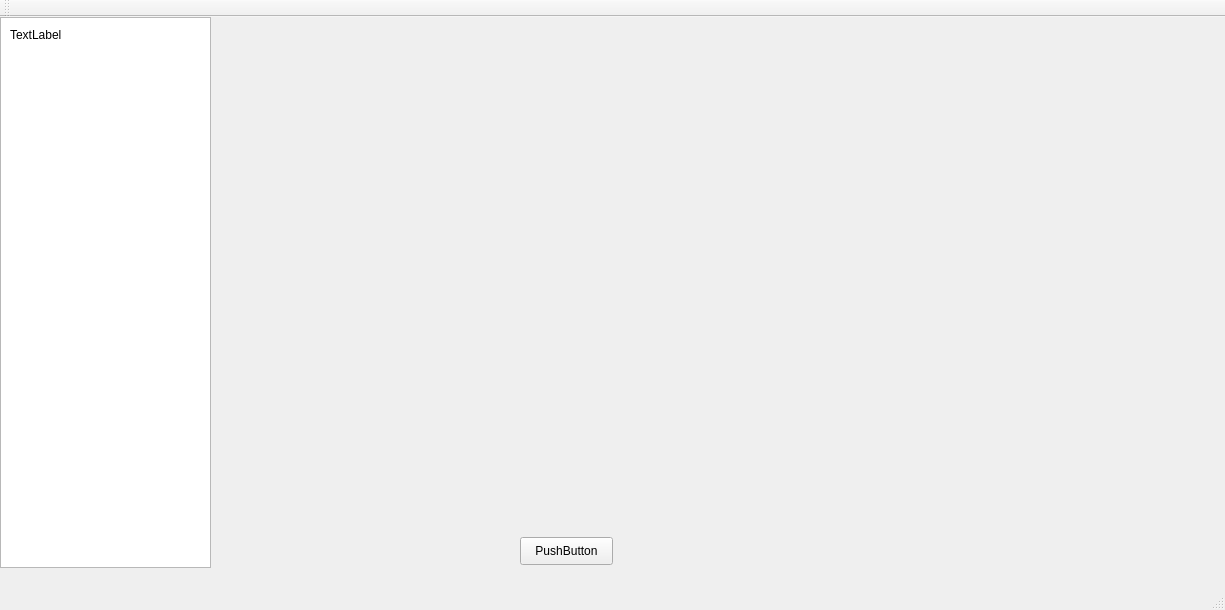
First picture: the form in mainwindow.ui, repository andwang130/web_ui_auto, before the edit.
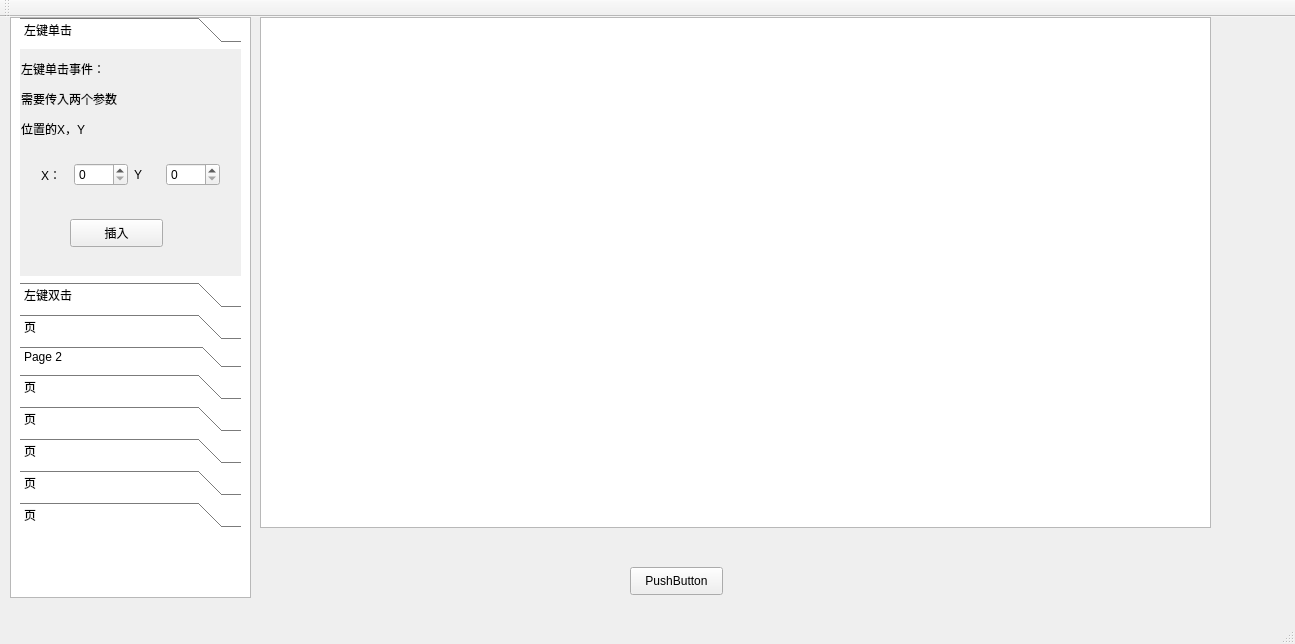
Second picture: the form after the edit. The open tabs and pages were chosen to show the change.

Commit message: 界面增加了，点击按钮，在文本输入框的焦点除插入代码

Patch:
```diff
--- a/mainwindow.ui
+++ b/mainwindow.ui
@@ -6,8 +6,8 @@
    <rect>
     <x>0</x>
     <y>0</y>
-    <width>1225</width>
-    <height>610</height>
+    <width>1295</width>
+    <height>644</height>
    </rect>
   </property>
   <property name="windowTitle">
@@ -17,8 +17,8 @@
    <widget class="QPushButton" name="pushButton">
     <property name="geometry">
      <rect>
-      <x>520</x>
-      <y>520</y>
+      <x>630</x>
+      <y>550</y>
       <width>93</width>
       <height>28</height>
      </rect>
@@ -30,24 +30,237 @@
    <widget class="QListView" name="listView">
     <property name="geometry">
      <rect>
-      <x>0</x>
-      <y>0</y>
-      <width>211</width>
-      <height>551</height>
-     </rect>
-    </property>
-   </widget>
-   <widget class="QLabel" name="label">
-    <property name="geometry">
-     <rect>
       <x>10</x>
-      <y>10</y>
-      <width>72</width>
-      <height>15</height>
+      <y>0</y>
+      <width>241</width>
+      <height>581</height>
      </rect>
     </property>
-    <property name="text">
-     <string>TextLabel</string>
+   </widget>
+   <widget class="QListView" name="listView_2">
+    <property name="geometry">
+     <rect>
+      <x>260</x>
+      <y>0</y>
+      <width>951</width>
+      <height>511</height>
+     </rect>
+    </property>
+   </widget>
+   <widget class="QToolBox" name="toolBox">
+    <property name="geometry">
+     <rect>
+      <x>20</x>
+      <y>0</y>
+      <width>221</width>
+      <height>511</height>
+     </rect>
+    </property>
+    <property name="currentIndex">
+     <number>1</number>
+    </property>
+    <widget class="QWidget" name="page">
+     <property name="geometry">
+      <rect>
+       <x>0</x>
+       <y>0</y>
+       <width>221</width>
+       <height>241</height>
+      </rect>
+     </property>
+     <attribute name="label">
+      <string>左键单击</string>
+     </attribute>
+     <widget class="QLabel" name="label">
+      <property name="geometry">
+       <rect>
+        <x>1</x>
+        <y>11</y>
+        <width>120</width>
+        <height>75</height>
+       </rect>
+      </property>
+      <property name="text">
+       <string>&lt;html&gt;&lt;head/&gt;&lt;body&gt;&lt;p&gt;左键单击事件：&lt;/p&gt;&lt;p&gt;需要传入两个参数&lt;/p&gt;&lt;p&gt;位置的X，Y&lt;/p&gt;&lt;/body&gt;&lt;/html&gt;</string>
+      </property>
+     </widget>
+     <widget class="QPushButton" name="Lclick_Button">
+      <property name="geometry">
+       <rect>
+        <x>50</x>
+        <y>170</y>
+        <width>93</width>
+        <height>28</height>
+       </rect>
+      </property>
+      <property name="text">
+       <string>插入</string>
+      </property>
+     </widget>
+     <widget class="QWidget" name="layoutWidget_2">
+      <property name="geometry">
+       <rect>
+        <x>10</x>
+        <y>100</y>
+        <width>201</width>
+        <height>51</height>
+       </rect>
+      </property>
+      <layout class="QHBoxLayout" name="horizontalLayout_3">
+       <item>
+        <widget class="QLabel" name="label_7">
+         <property name="text">
+          <string>X：</string>
+         </property>
+        </widget>
+       </item>
+       <item>
+        <widget class="QSpinBox" name="Lclick_x">
+         <property name="maximum">
+          <number>4000</number>
+         </property>
+        </widget>
+       </item>
+       <item>
+        <widget class="QLabel" name="label_8">
+         <property name="text">
+          <string>Y</string>
+         </property>
+        </widget>
+       </item>
+       <item>
+        <widget class="QSpinBox" name="Lclick_y">
+         <property name="maximum">
+          <number>4000</number>
+         </property>
+        </widget>
+       </item>
+      </layout>
+     </widget>
+    </widget>
+    <widget class="QWidget" name="page_8">
+     <attribute name="label">
+      <string>左键双击</string>
+     </attribute>
+     <widget class="QPushButton" name="pushButton_3">
+      <property name="geometry">
+       <rect>
+        <x>50</x>
+        <y>170</y>
+        <width>93</width>
+        <height>28</height>
+       </rect>
+      </property>
+      <property name="text">
+       <string>插入</string>
+      </property>
+     </widget>
+     <widget class="QLabel" name="label_4">
+      <property name="geometry">
+       <rect>
+        <x>1</x>
+        <y>11</y>
+        <width>120</width>
+        <height>75</height>
+       </rect>
+      </property>
+      <property name="text">
+       <string>&lt;html&gt;&lt;head/&gt;&lt;body&gt;&lt;p&gt;左键双击事件：&lt;/p&gt;&lt;p&gt;需要传入两个参数&lt;/p&gt;&lt;p&gt;位置的X，Y&lt;/p&gt;&lt;/body&gt;&lt;/html&gt;</string>
+      </property>
+     </widget>
+     <widget class="QWidget" name="layoutWidget">
+      <property name="geometry">
+       <rect>
+        <x>0</x>
+        <y>100</y>
+        <width>201</width>
+        <height>51</height>
+       </rect>
+      </property>
+      <layout class="QHBoxLayout" name="horizontalLayout_2">
+       <item>
+        <widget class="QLabel" name="label_5">
+         <property name="text">
+          <string>X：</string>
+         </property>
+        </widget>
+       </item>
+       <item>
+        <widget class="QSpinBox" name="Lclick_d_x">
+         <property name="maximum">
+          <number>4000</number>
+         </property>
+        </widget>
+       </item>
+       <item>
+        <widget class="QLabel" name="label_6">
+         <property name="text">
+          <string>Y</string>
+         </property>
+        </widget>
+       </item>
+       <item>
+        <widget class="QSpinBox" name="Lclick_d_y">
+         <property name="maximum">
+          <number>4000</number>
+         </property>
+        </widget>
+       </item>
+      </layout>
+     </widget>
+    </widget>
+    <widget class="QWidget" name="page_9">
+     <attribute name="label">
+      <string>页</string>
+     </attribute>
+    </widget>
+    <widget class="QWidget" name="page_2">
+     <property name="geometry">
+      <rect>
+       <x>0</x>
+       <y>0</y>
+       <width>221</width>
+       <height>241</height>
+      </rect>
+     </property>
+     <attribute name="label">
+      <string>Page 2</string>
+     </attribute>
+    </widget>
+    <widget class="QWidget" name="page_4">
+     <attribute name="label">
+      <string>页</string>
+     </attribute>
+    </widget>
+    <widget class="QWidget" name="page_5">
+     <attribute name="label">
+      <string>页</string>
+     </attribute>
+    </widget>
+    <widget class="QWidget" name="page_3">
+     <attribute name="label">
+      <string>页</string>
+     </attribute>
+    </widget>
+    <widget class="QWidget" name="page_6">
+     <attribute name="label">
+      <string>页</string>
+     </attribute>
+    </widget>
+    <widget class="QWidget" name="page_7">
+     <attribute name="label">
+      <string>页</string>
+     </attribute>
+    </widget>
+   </widget>
+   <widget class="QTextEdit" name="code_text">
+    <property name="geometry">
+     <rect>
+      <x>260</x>
+      <y>0</y>
+      <width>951</width>
+      <height>511</height>
+     </rect>
     </property>
    </widget>
   </widget>
```
Left out of the diff: 2 changed lines with no effect on the pictures. The commit also changes 3 other files.
